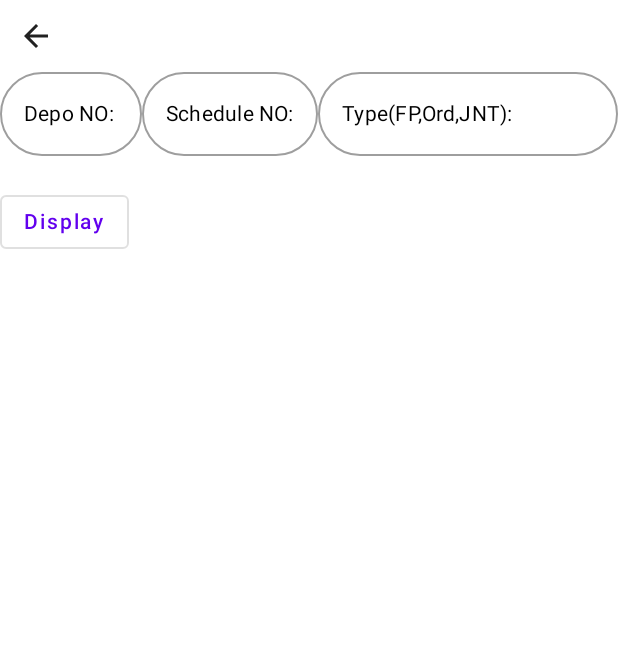
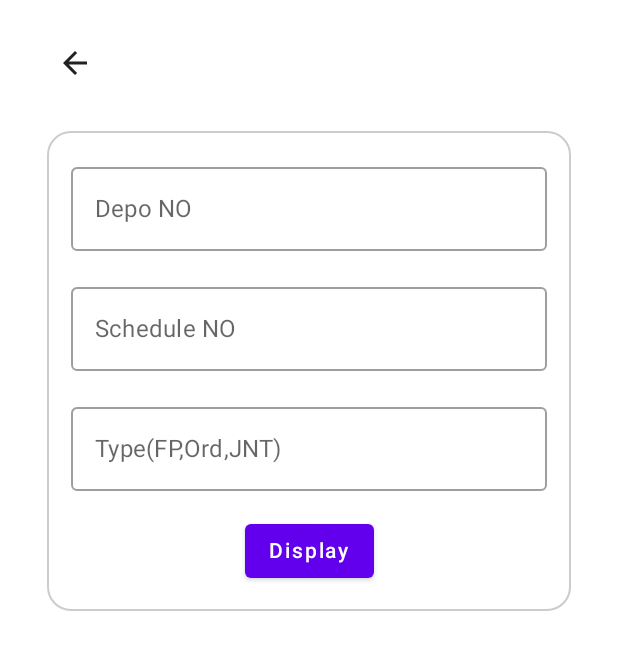
Before and after one commit to abhilashmullakkara/RealtimeDataNew, an Android app built with Jetpack Compose: the DisplayScreen screen opened through its navigation route, on a phone screen of 412 x 824 dp. Shown: the top 650 px of the screen. Run offline under Robolectric (Android 15) with nearby library versions, the phone set to English and light mode, and no system bars; our stand-ins replace Firebase (no records; nobody signed in at launch, a user with empty details on screens opened directly).

```diff
--- a/app/src/main/AndroidManifest.xml
+++ b/app/src/main/AndroidManifest.xml
@@ -13,6 +13,7 @@
         android:theme="@style/Theme.LiveData"
         tools:targetApi="31">
         <activity
+            android:screenOrientation="portrait"
             android:name=".MainActivity"
             android:exported="true"
             android:label="@string/app_name"
--- a/app/src/main/java/DisplayScreen.kt
+++ b/app/src/main/java/DisplayScreen.kt
@@ -1,25 +1,33 @@
 import android.widget.Toast
+import androidx.compose.foundation.background
+import androidx.compose.foundation.border
 import androidx.compose.foundation.layout.Column
-import androidx.compose.foundation.layout.Row
 import androidx.compose.foundation.layout.Spacer
+import androidx.compose.foundation.layout.fillMaxSize
 import androidx.compose.foundation.layout.fillMaxWidth
 import androidx.compose.foundation.layout.height
+import androidx.compose.foundation.layout.padding
+import androidx.compose.foundation.layout.size
 import androidx.compose.foundation.rememberScrollState
 import androidx.compose.foundation.shape.RoundedCornerShape
 import androidx.compose.foundation.text.KeyboardOptions
 import androidx.compose.foundation.verticalScroll
+import androidx.compose.material.Button
+import androidx.compose.material.Divider
 import androidx.compose.material.Icon
 import androidx.compose.material.IconButton
-import androidx.compose.material.OutlinedButton
 import androidx.compose.material.OutlinedTextField
 import androidx.compose.material.Text
 import androidx.compose.material.icons.Icons
 import androidx.compose.material.icons.outlined.ArrowBack
 import androidx.compose.runtime.Composable
 import androidx.compose.runtime.getValue
+import androidx.compose.runtime.mutableStateListOf
 import androidx.compose.runtime.mutableStateOf
+import androidx.compose.runtime.remember
 import androidx.compose.runtime.saveable.rememberSaveable
 import androidx.compose.runtime.setValue
+import androidx.compose.ui.Alignment
 import androidx.compose.ui.Modifier
 import androidx.compose.ui.graphics.Color
 import androidx.compose.ui.platform.LocalContext
@@ -27,141 +35,180 @@ import androidx.compose.ui.text.TextRange
 import androidx.compose.ui.text.input.KeyboardCapitalization
 import androidx.compose.ui.text.input.KeyboardType
 import androidx.compose.ui.text.input.TextFieldValue
+import androidx.compose.ui.text.style.TextAlign
 import androidx.compose.ui.unit.dp
-import androidx.compose.ui.unit.sp
 import androidx.navigation.NavController
+import com.abhilash.livedata.ui.theme.database.OriginalData
 import com.abhilash.livedata.ui.theme.read.isValidText
 import com.google.firebase.database.FirebaseDatabase
 
+
 @Composable
-fun DisplayScreen(navController: NavController) {
+fun  DisplayScreen(navController: NavController){
+
     val context = LocalContext.current
     var depoNo by rememberSaveable { mutableStateOf("") }
     var scheduleNo by rememberSaveable { mutableStateOf("") }
-    var result by rememberSaveable { mutableStateOf("") }
     var busType by rememberSaveable { mutableStateOf("") }
     var ti by rememberSaveable { mutableStateOf(0) }
+    var flag by rememberSaveable { mutableStateOf(0) }
     val dataBase = FirebaseDatabase.getInstance()
     val scroll= rememberScrollState()
+    val myList= remember{mutableStateListOf<OriginalData>()}
+    var result by rememberSaveable { mutableStateOf("") }
 
-    Column(modifier = Modifier.verticalScroll(scroll)) {
-
-        IconButton(onClick = {
+    Column(
+        modifier = Modifier
+            .fillMaxSize()
+            .verticalScroll(scroll)
+            .padding(10.dp)
+            .padding(horizontal = 16.dp, vertical = 8.dp)
+    ) {
+        IconButton(
+            onClick = {
                 navController.popBackStack()
-        }) {
-            Icon(imageVector = Icons.Outlined.ArrowBack, contentDescription = "Arrow")
+            },
+            modifier = Modifier.size(48.dp)
+        ) {
+            Icon(
+                imageVector = Icons.Outlined.ArrowBack,
+                contentDescription = "Arrow"
+            )
         }
-        //READ fields from the user
-        Row {
+        Spacer(modifier = Modifier.height(16.dp))
+        Column(
+            modifier = Modifier
+                .fillMaxSize()
+                .padding(5.dp)
+                .background(color = Color.White, shape = RoundedCornerShape(16.dp))
+                .border(
+                    width = 1.dp,
+                    color = Color.LightGray,
+                    shape = RoundedCornerShape(16.dp)
+                )
+                .padding(16.dp)
+        ) {
             OutlinedTextField(
                 value = depoNo,
-                singleLine = true,
-                shape = RoundedCornerShape(80),
-                keyboardOptions = KeyboardOptions.Default.copy(keyboardType = KeyboardType.Number),
                 onValueChange = { newValue ->
                     val textFieldValue = TextFieldValue(newValue, TextRange(newValue.length))
                     if (isValidText(textFieldValue)) {
                         depoNo = textFieldValue.text
                     }
                 },
-                modifier = Modifier.fillMaxWidth(0.23f),
-                placeholder = {
-                    Text(
-                        text = "Depo NO:",
-                        color = Color.Black,
-                        fontSize = 14.sp
+                label = { Text("Depo NO") },
+                keyboardOptions = KeyboardOptions.Default.copy(keyboardType = KeyboardType.Number),
+                modifier = Modifier.fillMaxWidth()
             )
-                }
-            )
+            Spacer(modifier = Modifier.height(16.dp))
             OutlinedTextField(
                 value = scheduleNo,
-                singleLine = true,
-                shape = RoundedCornerShape(80),
-                keyboardOptions = KeyboardOptions.Default.copy(keyboardType = KeyboardType.Ascii),
                 onValueChange = { newValue ->
                     val textFieldValue = TextFieldValue(newValue, TextRange(newValue.length))
                     if (isValidText(textFieldValue)) {
                         scheduleNo = textFieldValue.text
                     }
                 },
-                modifier = Modifier.fillMaxWidth(0.37f),
-                placeholder = {
-                    Text(
-                        text = "Schedule NO:",
-                        color = Color.Black,
-                        fontSize = 14.sp
+                label = { Text("Schedule NO") },
+                keyboardOptions = KeyboardOptions.Default.copy(keyboardType = KeyboardType.Ascii),
+                modifier = Modifier.fillMaxWidth()
             )
-                }
-            )
+            Spacer(modifier = Modifier.height(16.dp))
             OutlinedTextField(
                 value = busType,
-                singleLine = true,
-                shape = RoundedCornerShape(80),
-                //keyboardOptions = KeyboardOptions.Default.copy(keyboardType = KeyboardType.Text),
-                keyboardOptions = KeyboardOptions(
-                    capitalization = KeyboardCapitalization.Characters
-                ),
                 onValueChange = { newValue ->
                     val textFieldValue = TextFieldValue(newValue, TextRange(newValue.length))
                     if (isValidText(textFieldValue)) {
                         busType = textFieldValue.text
                     }
                 },
-                modifier = Modifier.fillMaxWidth(),
-                placeholder = {
-                    Text(
-                        text = "Type(FP,Ord,JNT):",
-                        color = Color.Black,
-                        fontSize = 14.sp
+                label = { Text("Type(FP,Ord,JNT)") },
+                keyboardOptions = KeyboardOptions(capitalization = KeyboardCapitalization.Characters),
+                modifier = Modifier.fillMaxWidth()
             )
-                }
-            )
-        }
-        Spacer(modifier = Modifier.height(20.dp))
+            Spacer(modifier = Modifier.height(16.dp))
+            Button(
+
+                onClick = {
+                    if (depoNo.isNotBlank() && busType.isNotBlank() && scheduleNo.isNotBlank()){
                         val myRef = dataBase.getReference("$depoNo/$busType/$scheduleNo/")
-        OutlinedButton(
-            onClick = {
                         val data = StringBuffer()
-                //myRef.child("FP").child("4").child("1").get()
                         myRef.get()
                             .addOnSuccessListener { dataSnapshot ->
-                        //if (dataSnapshot.exists())
                                 if (dataSnapshot != null) {
                                     dataSnapshot.children.forEach { childSnapshot ->
-                                // result=childSnapshot.child("destinationPlace").value.toString()
-                                //data.append("Trip No" + childSnapshot.child("tripNo").value)
-//                                data.append("\nDestination" + childSnapshot.child("destinationPlace").getValue())
-//                                data.append("\nvia" + childSnapshot.child("via").value)
-//                                data.append("\nStart Place" + childSnapshot.child("startPlace").value)
-//
-//                                ti+=1
-//
-                                //
-                                data.append("\n ${ti + 1}\t  ${childSnapshot.child("startPlace").value}")
-                                data.append("\t     via: ${childSnapshot.child("via").value}")
-                                data.append("\t      ${childSnapshot.child("destinationPlace").value}")
-                                data.append("\t      ${childSnapshot.child("kilometer").value}")
+//                                        myList.add(
+//                                            OriginalData(
+//                                                bustype ="",
+//                                                etmNo="",
+//                                                departureTime = childSnapshot.child("departureTime").value.toString(),
+//                                                startPlace = childSnapshot.child("startPlace").value.toString(),
+//                                                via = childSnapshot.child("via").value as String,
+//                                                destinationPlace = childSnapshot.child("destinationPlace").value as String,
+//                                                arrivalTime = childSnapshot.child("arrivalTime").value as String,
+//                                                kilometer=childSnapshot.child("kilometer").value as String
+//                                            )
+//                                        )
+                                        data.append(childSnapshot.child("departureTime").value)
                                         ti += 1
+                                        flag=1
                                     }
-
-
-                            result = data.toString()
                                     ti = 0
+                                } else {
+                                    Toast.makeText(context, "Record not found", Toast.LENGTH_SHORT)
+                                        .show()
                                 }
-                        else
-                        {
-                            Toast.makeText(context, "Record not found", Toast.LENGTH_SHORT).show()
-                        }
-
                             }
                             .addOnFailureListener {
                                 Toast.makeText(context, "Record not found", Toast.LENGTH_SHORT).show()
                             }
+                        result=data.toString()
                     }
+                    else
+                    {
+                        Toast.makeText(context, "Input data first", Toast.LENGTH_SHORT).show()
+                    }
+                },
+                modifier = Modifier.align(Alignment.CenterHorizontally)
             ) {
                 Text("Display")
             }
-        Text(text = result)
-        ti = 0
+            }
+        var indx =0
+        if(flag==1){
+//            for  (item in myList) {
+//                indx+=1
+//                Text(
+//                    text = "\n$indx  : ${item.departureTime} : ${item.startPlace}  " +
+//                            "Via: ${item.via}  " +
+//                            "  ${item.destinationPlace} " +
+//                            " " +
+//                            ": ${item.arrivalTime}   ${item.kilometer}",
+//                    textAlign = TextAlign.Start
+//                )
+              Text(result)
+                Divider()
+            }
+
+
+        else
+        {
+            flag=0
         }
     }
+    }
+//@Composable
+//fun DisplayClassArrayElements(array: List<OriginalData>) {
+//    LazyColumn {
+//        items(array) { item ->
+//            Text(
+//                text = "Start Place: ${item.startPlace}\n" +
+//                        "Via: ${item.via}\n" +
+//                        "Destination Place: ${item.destinationPlace}\n" +
+//                        "Departure Time: ${item.departureTime}\n" +
+//                        "Arrival Time: ${item.arrivalTime}\n",
+//                textAlign = TextAlign.Start
+//            )
+//        }
+//    }
+//}
--- a/build.gradle
+++ b/build.gradle
@@ -13,8 +13,8 @@ buildscript {
     }
 }// Top-level build file where you can add configuration options common to all sub-projects/modules.
 plugins {
-    id 'com.android.application' version '8.0.1' apply false
-    id 'com.android.library' version '8.0.1' apply false
+    id 'com.android.application' version '8.0.2' apply false
+    id 'com.android.library' version '8.0.2' apply false
     id 'org.jetbrains.kotlin.android' version '1.7.0' apply false
 }
 
```
Also changed, not shown: app/src/main/java/com/abhilash/livedata/ui/theme/DeleteTripScreen.kt (+10 -6 lines), app/src/main/java/com/abhilash/livedata/ui/theme/database/OriginalData.kt (+8 -8 lines). Lines whose indentation alone changed are shown as unchanged.
